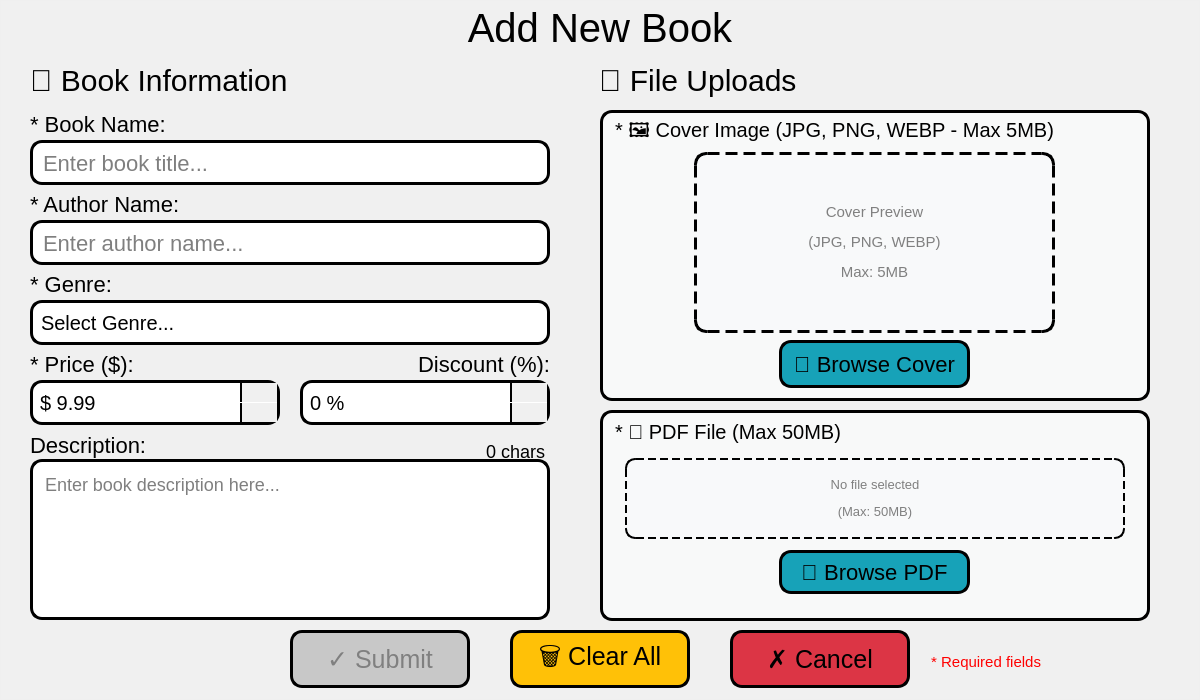
The window that BookClubProject/Publishers/addbookdialog.ui (mohammadshirizadeh-sudo/book-club) describes before a commit, drawn with Qt 5.
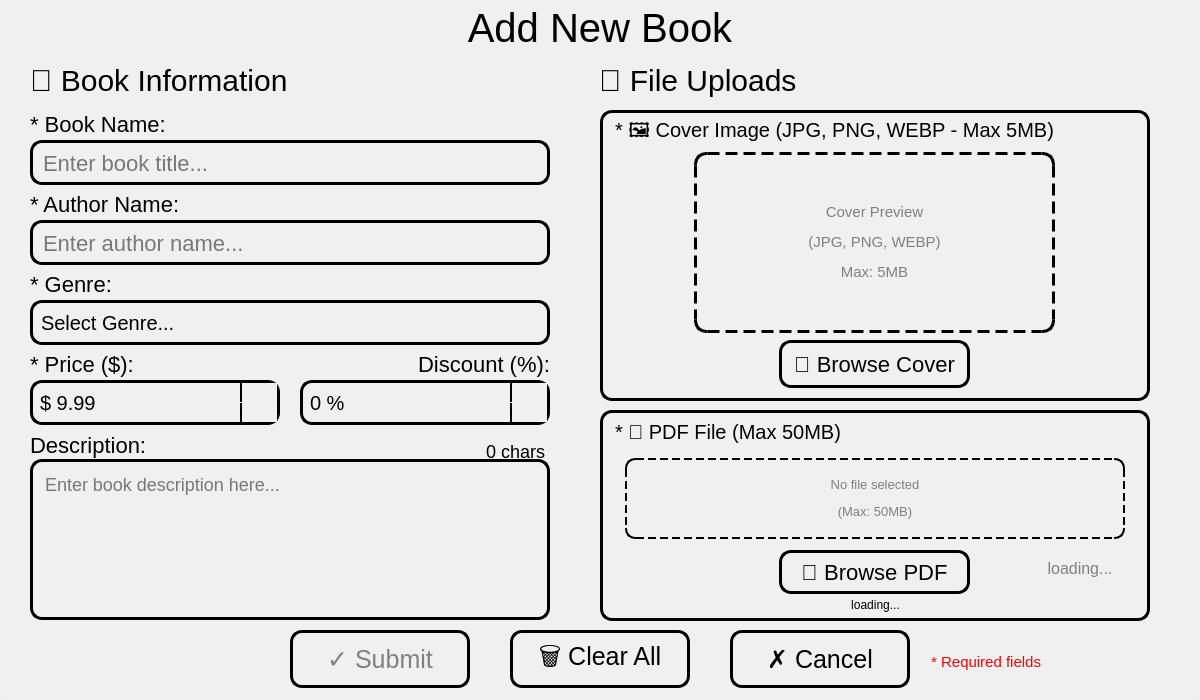
The same window after the commit. Icons and pictures are not drawn.

Commit message: incuded necessary files and also upgraded backgrounds

The edit to the form file:
```diff
--- a/BookClubProject/Publishers/addbookdialog.ui
+++ b/BookClubProject/Publishers/addbookdialog.ui
@@ -27,7 +27,7 @@
     <normaloff>:/resources/icon.jpg</normaloff>:/resources/icon.jpg</iconset>
   </property>
   <property name="styleSheet">
-   <string notr="true">background-image: url(:/resources/white.png);</string>
+   <string notr="true">background-image: url(:/resources/sui.png);</string>
   </property>
   <widget class="QFrame" name="frame">
    <property name="geometry">
@@ -131,7 +131,7 @@
     border: 3px solid black;
     border-radius: 12px;
     padding: 8px;
-    background-color: white;
+    background: transparent;
 }
 QLineEdit:focus {
     border-color: rgb(0, 100, 200);
@@ -184,7 +184,7 @@
     border: 3px solid black;
     border-radius: 12px;
     padding: 8px;
-    background-color: white;
+    background: transparent;
 }
 QLineEdit:focus {
     border-color: rgb(0, 100, 200);
@@ -234,7 +234,7 @@
     border: 3px solid black;
     border-radius: 12px;
     padding: 8px;
-    background-color: white;
+    background: transparent;
 }
 
 QComboBox::drop-down {
@@ -348,7 +348,7 @@
     border: 3px solid black;
     border-radius: 12px;
     padding: 5px;
-    background-color: white;
+    background: transparent;
 }
 QDoubleSpinBox::up-button, QDoubleSpinBox::down-button {
     width: 35px;
@@ -412,7 +412,7 @@
     border: 3px solid black;
     border-radius: 12px;
     padding: 5px;
-    background-color: white;
+    background: transparent;
 }
 QSpinBox::up-button, QSpinBox::down-button {
     width: 35px;
@@ -469,7 +469,7 @@
     color: rgb(0, 0, 0);
     border: 3px solid black;
     border-radius: 12px;
-    background-color: white;
+    background: transparent;
     padding: 8px;
 }
 QTextEdit:focus {
@@ -539,7 +539,7 @@
     </property>
     <property name="styleSheet">
      <string notr="true">QFrame#coverPreviewFrame {
-    background-color: rgba(248, 249, 250, 230);
+    background: transparent;
     border: 3px solid black;
     border-radius: 12px;
 }</string>
@@ -585,7 +585,7 @@
     font: 700 9pt &quot;Script MT Bold&quot;;
     font-size: 22px;
     color: rgb(0, 0, 0);
-    background-color: rgb(23, 162, 184);
+    background: transparent;
     border: 3px solid black;
     border-radius: 12px;
     padding: 8px;
@@ -609,7 +609,7 @@
      </property>
      <property name="styleSheet">
       <string notr="true">QLabel#coverPreviewLabel {
-    background-color: rgb(248, 249, 250);
+    background: transparent;
     border: 3px dashed black;
     border-radius: 12px;
     font-size: 18px;
@@ -679,7 +679,7 @@
     </property>
     <property name="styleSheet">
      <string notr="true">QFrame#pdfSelectorFrame {
-    background-color: rgba(248, 249, 250, 230);
+    background: transparent;
     border: 3px solid black;
     border-radius: 12px;
 }</string>
@@ -725,7 +725,7 @@
     font: 700 9pt &quot;Script MT Bold&quot;;
     font-size: 22px;
     color: rgb(0, 0, 0);
-    background-color: rgb(23, 162, 184);
+    background: transparent;
     border: 3px solid black;
     border-radius: 12px;
     padding: 8px;
@@ -749,7 +749,7 @@
      </property>
      <property name="styleSheet">
       <string notr="true">QLabel#pdfFileNameLabel {
-    background-color: rgb(248, 249, 250);
+    background: transparent;
     border: 2px dashed black;
     border-radius: 10px;
     font-size: 16px;
@@ -781,7 +781,7 @@
 }</string>
      </property>
      <property name="text">
-      <string/>
+      <string>&lt;html&gt;&lt;head/&gt;&lt;body&gt;&lt;p align=&quot;center&quot;&gt;loading...&lt;/p&gt;&lt;/body&gt;&lt;/html&gt;</string>
      </property>
      <property name="alignment">
       <set>Qt::AlignmentFlag::AlignRight|Qt::AlignmentFlag::AlignTrailing|Qt::AlignmentFlag::AlignVCenter</set>
@@ -805,7 +805,7 @@
 }</string>
      </property>
      <property name="text">
-      <string/>
+      <string>&lt;html&gt;&lt;head/&gt;&lt;body&gt;&lt;p align=&quot;center&quot;&gt;&lt;span style=&quot; font-size:9pt;&quot;&gt;loading...&lt;/span&gt;&lt;/p&gt;&lt;/body&gt;&lt;/html&gt;</string>
      </property>
     </widget>
    </widget>
@@ -829,7 +829,7 @@
     font: 700 11pt &quot;Script MT Bold&quot;;
     font-size: 25px;
     color: black;
-    background-color: rgb(40, 167, 69);
+    background: transparent;
     border: 3px solid black;
     border-radius: 12px;
 }
@@ -837,7 +837,7 @@
     background-color: rgb(33, 136, 56);
 }
 QPushButton:disabled {
-    background-color: rgb(200, 200, 200);
+    background: transparent;
     color: gray;
 }</string>
     </property>
@@ -859,7 +859,7 @@
     font: 700 11pt &quot;Script MT Bold&quot;;
     font-size: 25px;
     color: rgb(0, 0, 0);
-    background-color: rgb(255, 193, 7);
+    background: transparent;
     border: 3px solid black;
     border-radius: 12px;
 }
@@ -885,7 +885,7 @@
     font: 700 11pt &quot;Script MT Bold&quot;;
     font-size: 25px;
     color: black;
-    background-color: rgb(220, 53, 69);
+    background: transparent;
     border: 3px solid black;
     border-radius: 12px;
 }
```
The commit also changes 44 other files.
